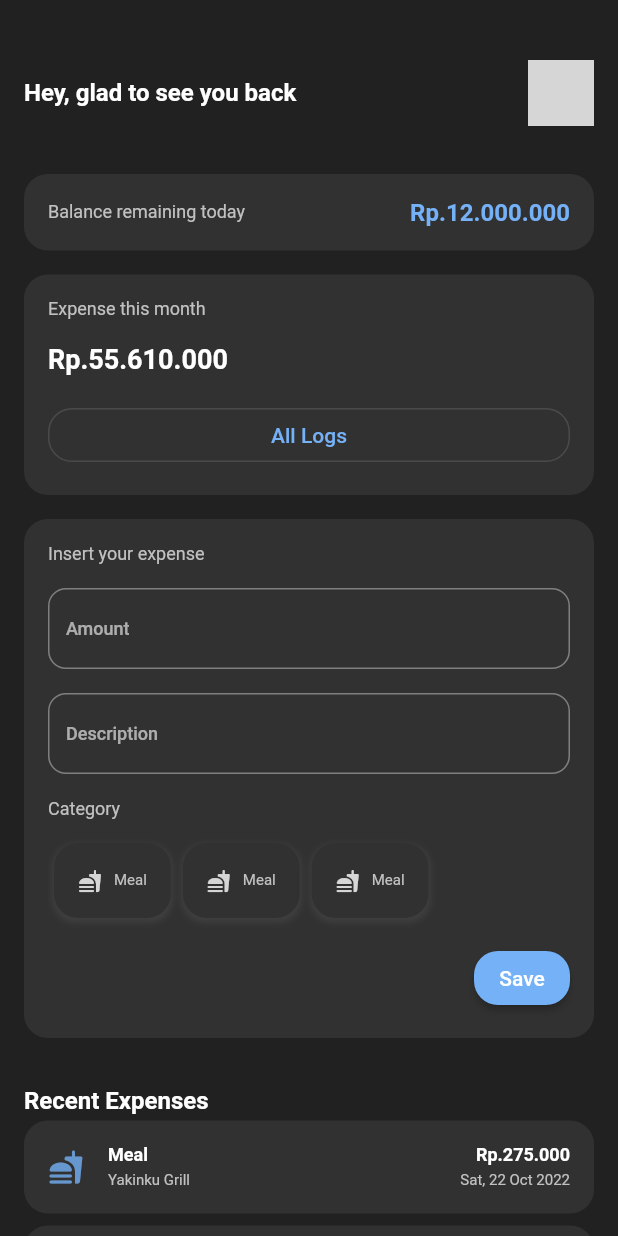
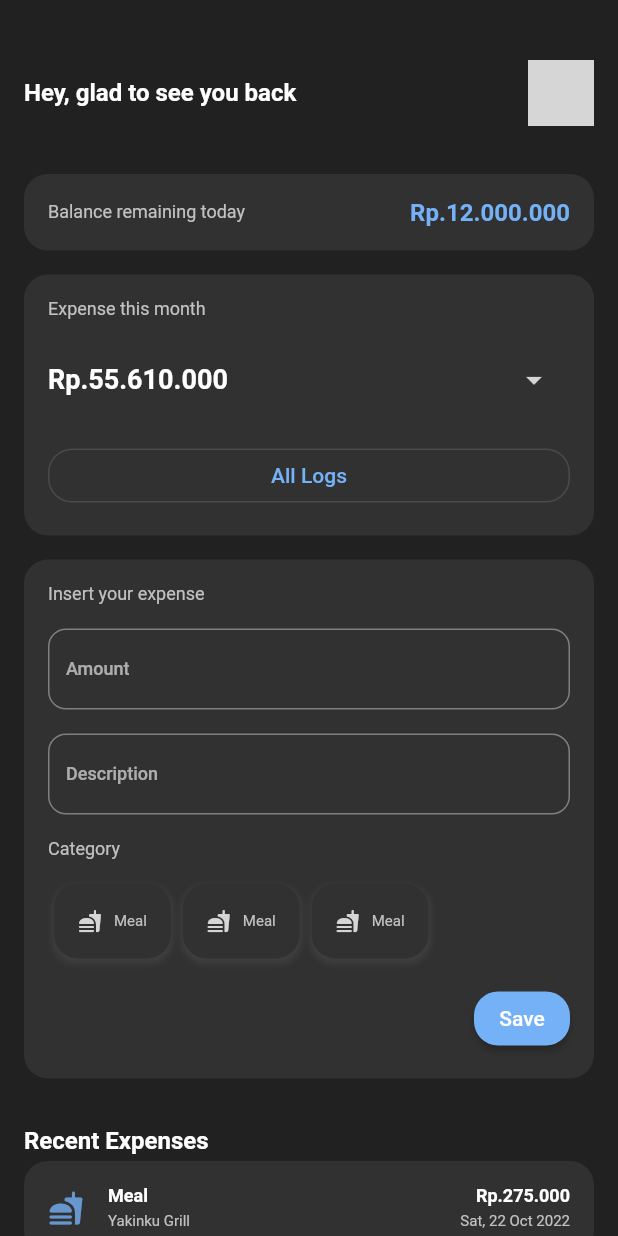
Before and after one commit to fikrihkll/flutter_expense-analytic, a Flutter app: the screen it shows after launch, on a phone screen of 412 x 824 dp. Run offline on Flutter 3.47's test engine with Material 2 defaults, Android fonts, the phone set to English and light mode, and no system bars; our stand-ins replace equatable, shimmer; network calls fail; Roboto replaces fonts that are missing (OpenSans); grey boxes are pictures that could not be loaded.

Commit message:
add dropdown button

```diff
--- a/lib/features/presentation/pages/home/home_page.dart
+++ b/lib/features/presentation/pages/home/home_page.dart
@@ -67,7 +67,17 @@ class _HomePageState extends State<HomePage> {
             children: [
               const Text('Expense this month'),
               const SizedBox(height: 16,),
-              Text('Rp.55.610.000', style: _theme.textTheme.headline3,),
+              Row(
+                crossAxisAlignment: CrossAxisAlignment.center,
+                children: [
+                  Expanded(
+                      child: Text('Rp.55.610.000', style: _theme.textTheme.headline3,)
+                  ),
+                  IconButton(onPressed: (){
+
+                  }, icon: Icon(Icons.arrow_drop_down, color: _theme.colorScheme.onPrimary,))
+                ],
+              ),
               const SizedBox(height: 16,),
               SizedBox(
                 width: double.infinity,
```
